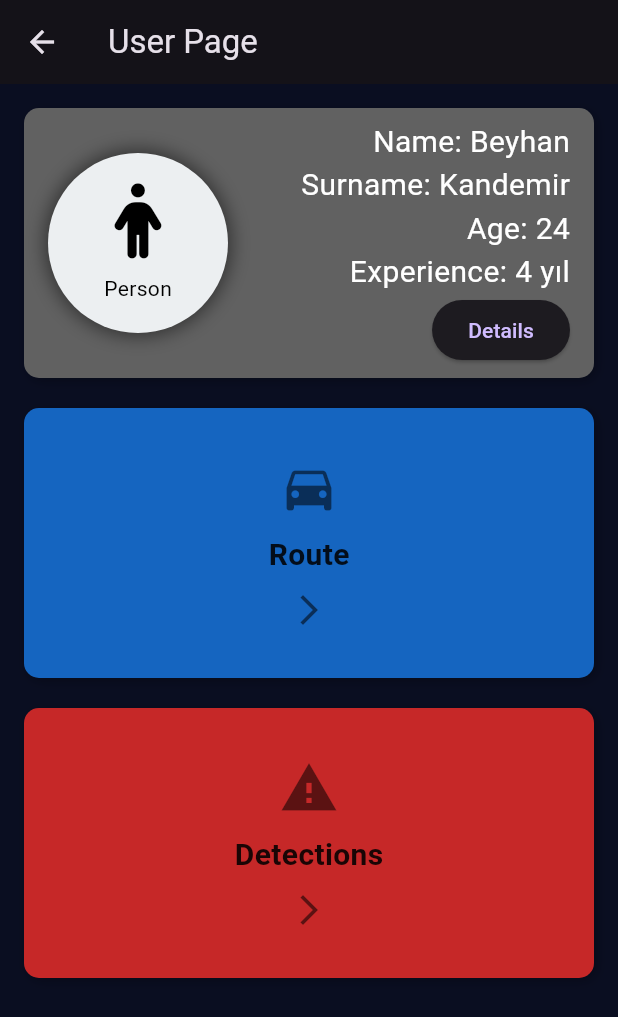
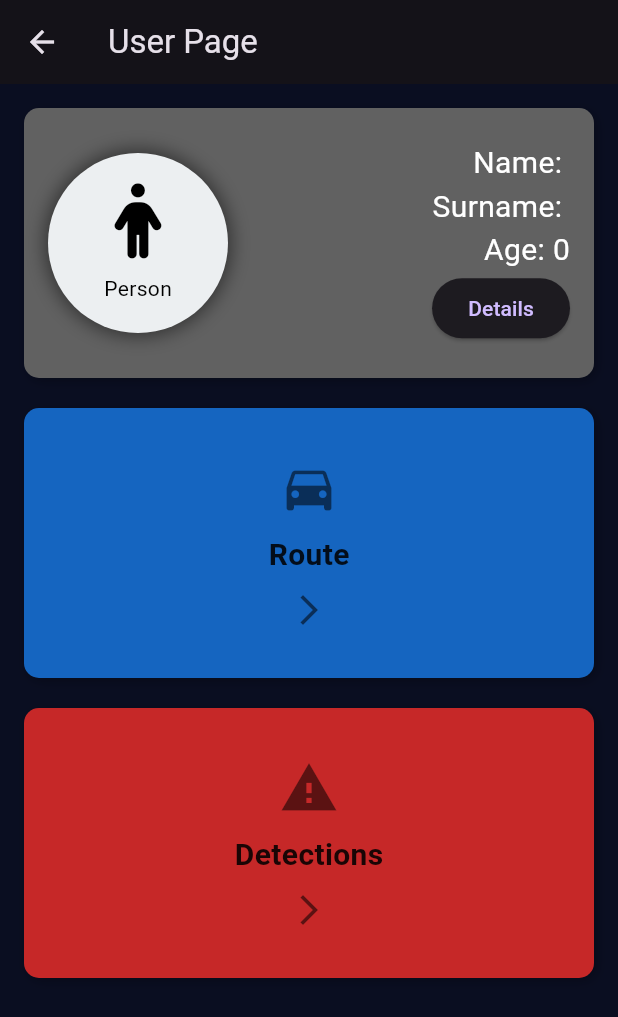
Before and after one commit to Beykn/GuardEye, a Flutter app: the UserPage screen opened by its route, on a phone screen of 412 x 824 dp. Shown: the top 1017 px of the screen. Run offline on Flutter 3.47's test engine with Material 3 defaults, Android fonts, the light colour scheme and no system bars; our stand-ins replace camera, cloud_firestore, firebase_auth, firebase_core, font_awesome_flutter, local_auth; missing offline and left inert: tflite_flutter; accounts and stored records are empty.

Commit message:
[ADD] added database support for driver info

```diff
--- /dev/null
+++ b/graduation/lib/models/userInfo.dart
@@ -0,0 +1,30 @@
+// user_info.dart
+class Driver {
+  final String firstName;
+  final String lastName;
+  final int age;
+
+  Driver({
+    required this.firstName,
+    required this.lastName,
+    required this.age,
+  });
+
+  // Map Firestore document to User object
+  factory Driver.fromFirestore(Map<String, dynamic> firestoreData) {
+    return Driver(
+      firstName: firestoreData['first_name'] ?? '',
+      lastName: firestoreData['last_name'] ?? '',
+      age: int.tryParse(firestoreData['age'].toString()) ?? 0,
+    );
+  }
+
+  // Optional: to map the User model back to Firestore format (if you need to save data)
+  Map<String, dynamic> toMap() {
+    return {
+      'first_name': firstName,
+      'last_name': lastName,
+      'age': age,
+    };
+  }
+}
--- a/graduation/lib/screens/loginPage.dart
+++ b/graduation/lib/screens/loginPage.dart
@@ -37,7 +37,7 @@ class _LoginPageState extends State<LoginPage> {
 
       if (isAuthenticated) {
         Navigator.push(
-            context, MaterialPageRoute(builder: (context) => const UserPage()));
+            context, MaterialPageRoute(builder: (context) =>  UserPage()));
       }
     } else {
       ScaffoldMessenger.of(context).showSnackBar(
@@ -106,7 +106,7 @@ class _LoginPageState extends State<LoginPage> {
                     {
                       Navigator.push(
                         context,
-                        MaterialPageRoute(builder: (context) => const UserPage()),
+                        MaterialPageRoute(builder: (context) =>  UserPage()),
                       );
                     }
                   }
--- a/graduation/lib/screens/userPage.dart
+++ b/graduation/lib/screens/userPage.dart
@@ -1,14 +1,30 @@
 import 'package:flutter/material.dart';
+import 'package:firebase_auth/firebase_auth.dart';
 import 'package:font_awesome_flutter/font_awesome_flutter.dart';
+import 'package:graduation/services/database.dart'; // Import DatabaseService
+import 'package:graduation/models/userInfo.dart'; // Import UserInfo model
+import 'package:graduation/dummyData.dart';
 import 'package:graduation/userIcon.dart';
-import 'package:graduation/userInfo.dart';
-import 'package:graduation/dummyData.dart';
-
-class UserPage extends StatelessWidget {
+class UserPage extends StatefulWidget {
   const UserPage({super.key});
 
-  static const double containerHeight = 180; // Tüm container'ların sabit yüksekliği
-  static const double containerWidth = double.infinity; // Tüm container'lar genişlik olarak aynı
+  @override
+  _UserPageState createState() => _UserPageState();
+}
+
+class _UserPageState extends State<UserPage> {
+  late String uid;
+  late DatabaseService dbService;
+  late Future<Driver?> userDataFuture;
+
+
+  @override
+  void initState() {
+    super.initState();
+    uid = FirebaseAuth.instance.currentUser?.uid ?? '';
+    dbService = DatabaseService(uid: uid);
+    userDataFuture = dbService.getDriverData(); // Fetch data when the page is initialized
+  }
 
   @override
   Widget build(BuildContext context) {
@@ -16,55 +32,59 @@ class UserPage extends StatelessWidget {
       appBar: AppBar(title: const Text("User Page")),
       body: Padding(
         padding: const EdgeInsets.all(16.0),
-        child: Column(
+        child: FutureBuilder<Driver?>(
+          future: userDataFuture,  // Use the future from DatabaseService
+          builder: (context, snapshot) {
+
+            if (snapshot.connectionState == ConnectionState.waiting) {
+              return const Center(child: CircularProgressIndicator());
+            } else if (snapshot.hasError) {
+              return const Center(child: Text("Error loading user info"));
+            } else if (!snapshot.hasData || snapshot.data == null) {
+              return const Center(child: Text("No user data found"));
+            }
+
+            final user = snapshot.data!;
+            return Column(
               crossAxisAlignment: CrossAxisAlignment.stretch,
               children: <Widget>[
-            // Kullanıcı Bilgi Kartı (Gri)
-            _buildUserCard(context),
-
+                _buildUserCard(context, user),
                 const SizedBox(height: 20.0),
-
-            // Güzergah Container (Mavi)
                 _buildInfoContainer(
                   context,
                   title: "Route",
                   icon: Icons.directions_car,
                   dataList: DummyData.routes,
                   routeName: "/UserRouteDetails",
-              color: Colors.blue.shade800, // Soft mavi ton
+                  color: Colors.blue.shade800,
                 ),
-
                 const SizedBox(height: 20.0),
-
-            // Tespitler Container (Kırmızı)
                 _buildInfoContainer(
                   context,
                   title: "Detections",
                   icon: Icons.warning,
                   dataList: DummyData.detections,
                   routeName: "/detectionDetails",
-              color: Colors.red.shade800, // Soft kırmızı ton
+                  color: Colors.red.shade800,
                 ),
               ],
+            );
+          },
         ),
       ),
     );
   }
 
-  // Kullanıcı Bilgi Kartı (Gri)
-  Widget _buildUserCard(BuildContext context) {
+  // Build the user info card
+  Widget _buildUserCard(BuildContext context, Driver user) {
     return Container(
-      height: containerHeight,
-      width: containerWidth,
+      height: 180,
+      width: double.infinity,
       decoration: BoxDecoration(
-        color: Colors.grey.shade700, // Kullanıcı kartı için soft gri ton
+        color: Colors.grey.shade700,
         borderRadius: BorderRadius.circular(10),
-        boxShadow: [
-          BoxShadow(
-            color: Colors.black26,
-            blurRadius: 5,
-            offset: Offset(2, 2),
-          ),
+        boxShadow: const [
+          BoxShadow(color: Colors.black26, blurRadius: 5, offset: Offset(2, 2)),
         ],
       ),
       child: Row(
@@ -80,12 +100,9 @@ class UserPage extends StatelessWidget {
               mainAxisAlignment: MainAxisAlignment.center,
               crossAxisAlignment: CrossAxisAlignment.end,
               children: [
-                UserInfo(
-                  name: 'Beyhan',
-                  surname: 'Kandemir',
-                  age: 24,
-                  experience: 4,
-                ),
+                Text("Name: ${user.firstName}", style: const TextStyle(color: Colors.white, fontSize: 20)),
+                Text("Surname: ${user.lastName}", style: const TextStyle(color: Colors.white, fontSize: 20)),
+                Text("Age: ${user.age}", style: const TextStyle(color: Colors.white, fontSize: 20)),
                 ElevatedButton(
                   onPressed: () {
                     Navigator.pushNamed(context, '/user/detail');
@@ -100,7 +117,7 @@ class UserPage extends StatelessWidget {
     );
   }
 
-  // Güzergah ve Tespitler için Bilgi Konteyneri
+  // Build route and detection info containers (same as before)
   Widget _buildInfoContainer(BuildContext context, {
     required String title,
     required IconData icon,
@@ -117,17 +134,13 @@ class UserPage extends StatelessWidget {
         );
       },
       child: Container(
-        height: containerHeight, // Kullanıcı bilgileri ile aynı yükseklikte
-        width: containerWidth, // Kullanıcı bilgileri ile aynı genişlikte
+        height: 180,
+        width: double.infinity,
         decoration: BoxDecoration(
           color: color,
           borderRadius: BorderRadius.circular(10),
-          boxShadow: [
-            BoxShadow(
-              color: Colors.black26,
-              blurRadius: 5,
-              offset: Offset(2, 2),
-            ),
+          boxShadow: const [
+            BoxShadow(color: Colors.black26, blurRadius: 5, offset: Offset(2, 2)),
           ],
         ),
         child: Column(
--- a/graduation/lib/services/auth.dart
+++ b/graduation/lib/services/auth.dart
@@ -1,5 +1,7 @@
 import 'package:firebase_auth/firebase_auth.dart';
 import 'package:graduation/models/user.dart';
+import 'package:graduation/services/database.dart';
+import 'package:graduation/services/database.dart';
 
 class AuthService{
 
@@ -9,12 +11,14 @@ class AuthService{
   return user != null ? MyUser(uid: user.uid) : null;
 }
 
-  Future registerWithEmailAndPassword(String email, String password) async{
+  Future registerWithEmailAndPassword(String email, String password, String first_name, String last_name, String age) async{
 
     try{
 
       UserCredential result = await _auth.createUserWithEmailAndPassword(email: email, password: password);
       User? user = result.user;
+
+      await DatabaseService(uid: user!.uid).updateUserData(first_name, last_name, email, age);
       return _userFromFirebase(user);
 
     }
--- a/graduation/lib/userInfo.dart
+++ /dev/null
@@ -1,33 +0,0 @@
-import 'package:flutter/material.dart';
-
-class UserInfo extends StatelessWidget {
-  final String name;
-  final String surname;
-  final int age;
-  final int experience;
-
-  const UserInfo({
-    super.key,
-    required this.name,
-    required this.surname,
-    required this.age,
-    required this.experience,
-  });
-
-  @override
-  Widget build(BuildContext context) {
-    return Align(
-      alignment: Alignment.centerRight, // Bilgileri sağa hizalar
-      child: Column(
-        crossAxisAlignment: CrossAxisAlignment.end, // Yazıları sağa yasla
-        mainAxisSize: MainAxisSize.min, // Minimum alanı kaplasın
-        children: [
-          Text("Name: $name", style: const TextStyle(color: Colors.white, fontSize: 20)),
-          Text("Surname: $surname", style: const TextStyle(color: Colors.white, fontSize: 20)),
-          Text("Age: $age", style: const TextStyle(color: Colors.white, fontSize: 20)),
-          Text("Experience: $experience yıl", style: const TextStyle(color: Colors.white, fontSize: 20)),
-        ],
-      ),
-    );
-  }
-}
```
Also changed, not shown: graduation/lib/screens/sign_up_screen.dart (+37 -1 lines), graduation/lib/services/database.dart (added, +48 -0 lines). Lines whose indentation alone changed are shown as unchanged.
